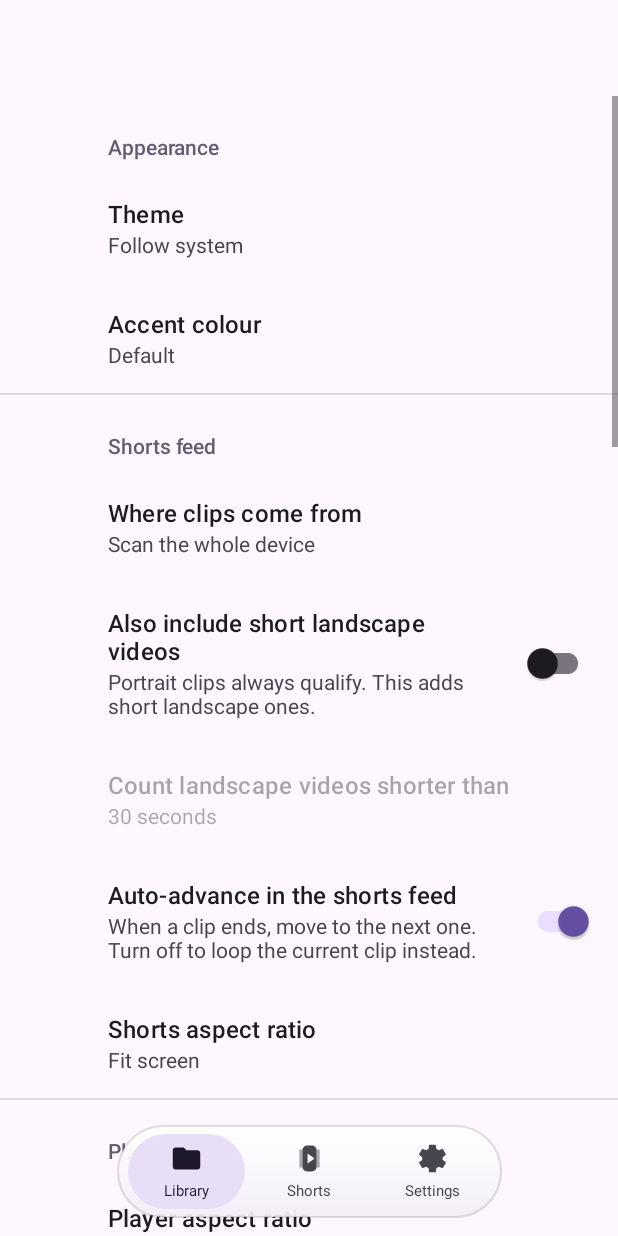
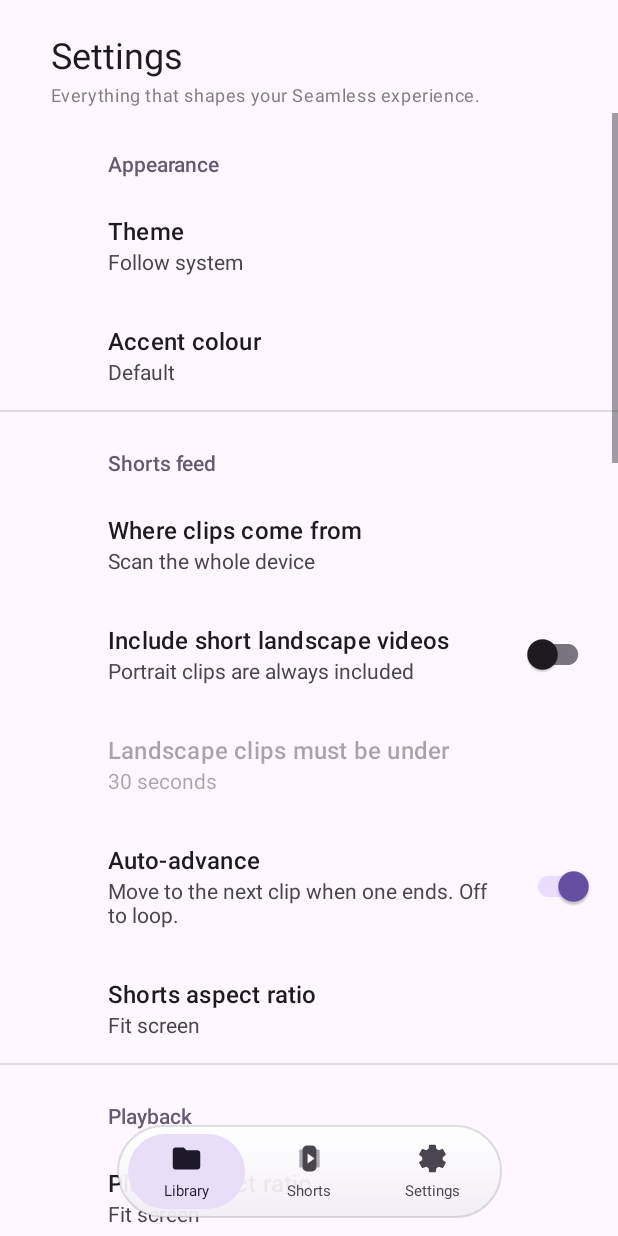
Before and after one commit to ihtesham-chowdhury/Seamless, an Android app: the fragment SettingsFragment placed in its activity, on a phone screen of 412 x 824 dp. Run offline under Robolectric (Android 15) with nearby library versions, the phone set to English and light mode, and no system bars; our stand-ins replace androidx.preference; pictures from the network do not load; 3 statements that could not run were skipped.

Commit message:
Give Settings a header, shorter words and a line between its rows
Design A, refined rather than rebuilt: the categories, their order and the
grouped cards are all as they were.

The header is two plain TextViews and not a MaterialToolbar, which is not a
style preference. A toolbar measures its title and subtitle as one vertical
group and centres that group in its own bounds, and at Material 3 sizes the
group is taller than actionBarSize, so the title is pushed off the top edge and
does not appear. That is the exact bug that ate the word "Shorts" two rounds
ago; this is the same fix.

About twenty settings lost words they did not need. "Apply certain matches at
once" is "Auto-apply exact matches". "Force portrait for other apps" is "Force
portrait outside Seamless". "Resume long videos after / Videos shorter than
this always start from the beginning. Currently 10 minutes." is "Resume
threshold / 10 minutes. Anything shorter starts from the beginning.", which is
the value first and the explanation second, like every other row. The unlock
method shows which method it is set to instead of a sentence explaining what
unlock methods are.

"Clear downloaded subtitles" deleted every one of them on a single tap with
nothing to undo it. It is "Downloaded subtitles" now -- a thing you have, with
its size -- and the deleting happens behind a question that says what will go.
The count is a plural, because "1 files" is the sort of thing that makes an
interface feel unfinished and it is free to avoid.

A hairline between rows inside a card, inset from its edges. Five settings in
one card was an unbroken slab with nothing for the eye to count by; a
full-width rule would have looked like the card had been cut into pieces.

Co-Authored-By: Claude Opus 5 <noreply@anthropic.com>

```diff
--- a/app/src/main/res/layout/fragment_settings.xml
+++ b/app/src/main/res/layout/fragment_settings.xml
@@ -1,9 +1,18 @@
 <?xml version="1.0" encoding="utf-8"?>
 <!--
-  A frame around the preference list, so this tab has a title like the other two.
+  A frame around the preference list, so this tab has a header like the other two.
 
-  PreferenceFragmentCompat builds its own view and has nowhere to put a toolbar, so the
-  fragment inflates this and drops the preference list into it underneath.
+  PreferenceFragmentCompat builds its own view and has nowhere to put one, so the fragment
+  inflates this and drops the preference list into it underneath.
+
+  Two plain TextViews rather than a MaterialToolbar, and for a reason that has already cost
+  this project a bug once: a toolbar measures its title and subtitle as one vertical group and
+  centres that group in its own bounds, and at Material 3 sizes the group is taller than
+  ?attr/actionBarSize — so the title is pushed off the top edge and simply does not appear.
+  That is what happened to the Shorts header, and this is the same shape as the fix.
+
+  The subtitle is one line on purpose. Settings is a utility screen; it needs air before the
+  first section, not a hero area.
 -->
 <LinearLayout xmlns:android="http://schemas.android.com/apk/res/android"
     android:id="@+id/settings_root"
@@ -11,9 +20,29 @@
     android:layout_height="match_parent"
     android:orientation="vertical">
 
-    <com.google.android.material.appbar.MaterialToolbar
-        android:id="@+id/toolbar"
+    <LinearLayout
         android:layout_width="match_parent"
-        android:layout_height="?attr/actionBarSize"
-        android:title="@string/tab_settings" />
+        android:layout_height="wrap_content"
+        android:orientation="vertical"
+        android:paddingStart="34dp"
+        android:paddingTop="20dp"
+        android:paddingEnd="34dp"
+        android:paddingBottom="4dp">
+
+        <TextView
+            android:id="@+id/title"
+            android:layout_width="wrap_content"
+            android:layout_height="wrap_content"
+            android:text="@string/tab_settings"
+            android:textAppearance="?attr/textAppearanceHeadlineSmall" />
+
+        <TextView
+            android:id="@+id/subtitle"
+            android:layout_width="match_parent"
+            android:layout_height="wrap_content"
+            android:layout_marginTop="2dp"
+            android:alpha="0.7"
+            android:text="@string/settings_header_subtitle"
+            android:textAppearance="?attr/textAppearanceBodySmall" />
+    </LinearLayout>
 </LinearLayout>
--- /dev/null
+++ b/app/src/main/res/values/plurals.xml
@@ -0,0 +1,14 @@
+<?xml version="1.0" encoding="utf-8"?>
+<!--
+  Counts that are shown to the user rather than only logged.
+
+  "1 files" is the sort of thing that makes an interface feel unfinished, and it is free to
+  avoid. Only counts that actually appear on screen live here; a number in a diagnostic can
+  stay a number.
+-->
+<resources>
+    <plurals name="settings_subtitle_clear_summary">
+        <item quantity="one">%1$d file · %2$s</item>
+        <item quantity="other">%1$d files · %2$s</item>
+    </plurals>
+</resources>
--- a/app/src/main/res/values/strings.xml
+++ b/app/src/main/res/values/strings.xml
@@ -39,6 +39,7 @@
     <string name="speed_boost">2x</string>
 
     <!-- appearance -->
+    <string name="settings_header_subtitle">Everything that shapes your Seamless experience.</string>
     <string name="settings_appearance">Appearance</string>
     <string name="settings_theme_title">Theme</string>
     <string name="settings_accent_title">Accent colour</string>
@@ -55,12 +56,12 @@
     <string name="accent_pink">Pink</string>
 
     <string name="settings_playback">Playback</string>
-    <string name="settings_resume_title">Resume long videos after</string>
-    <string name="settings_resume_summary">Videos shorter than this always start from the beginning. Currently %1$d minutes.</string>
+    <string name="settings_resume_title">Resume threshold</string>
+    <string name="settings_resume_summary">%1$d minutes. Anything shorter starts from the beginning.</string>
     <string name="settings_orientation_title">Screen orientation</string>
-    <string name="settings_autoadvance_title">Auto-advance in the shorts feed</string>
-    <string name="settings_autoadvance_summary">When a clip ends, move to the next one. Turn off to loop the current clip instead.</string>
-    <string name="settings_clear_resume">Clear all saved positions</string>
+    <string name="settings_autoadvance_title">Auto-advance</string>
+    <string name="settings_autoadvance_summary">Move to the next clip when one ends. Off to loop.</string>
+    <string name="settings_clear_resume">Clear saved positions</string>
     <string name="settings_clear_resume_done">Saved positions cleared</string>
 
     <!-- lock -->
@@ -69,7 +70,6 @@
     <string name="lock_hint_corners">Locked. Tap the four corners, clockwise from the top left.</string>
     <string name="lock_hint_corners_progress">Locked. %1$d of 4 corners.</string>
     <string name="settings_unlock_title">Unlock method</string>
-    <string name="settings_unlock_summary">How to release the screen lock inside a video.</string>
 
     <!-- resize -->
     <string name="resize_mode">Aspect ratio</string>
@@ -113,7 +113,7 @@
     <string name="cover_pick_title">Thumbnail for %1$s</string>
     <string name="cover_use_default">Use first video</string>
     <string name="settings_hidden_folders_title">Hidden folders</string>
-    <string name="settings_hidden_folders_summary">%1$d hidden. Tap to manage.</string>
+    <string name="settings_hidden_folders_summary">%1$d hidden</string>
     <string name="no_hidden_folders">Nothing is hidden. Long press a folder in the library to hide it.</string>
     <string name="unhide_all">Unhide all</string>
 
@@ -161,7 +161,7 @@
     <!-- gestures / external playback -->
     <string name="settings_shorts">Shorts feed</string>
     <string name="settings_shorts_source_title">Where clips come from</string>
-    <string name="settings_shorts_landscape_summary">Portrait clips always qualify. This adds short landscape ones.</string>
+    <string name="settings_shorts_landscape_summary">Portrait clips are always included</string>
     <string name="minutes_1">1 minute</string>
     <string name="minutes_5">5 minutes</string>
     <string name="minutes_10">10 minutes</string>
@@ -182,7 +182,7 @@
     <string name="tip_player">Drag up and down for brightness and volume. Drag down from the top to close. Hold for 2x.</string>
 
     <string name="settings_help_title">Gestures and tips</string>
-    <string name="settings_help_summary">Everything the player can do, and how to reach it.</string>
+    <string name="settings_help_summary">Everything the player can do, and how to reach it</string>
     <string name="settings_reset_tips">Show first-run tips again</string>
     <string name="settings_reset_tips_done">Tips will appear again</string>
     <string name="settings_version_title">Version</string>
@@ -198,15 +198,15 @@
 
     <string name="settings_gestures">Gestures</string>
     <string name="settings_swipe_close_title">Swipe down to close</string>
-    <string name="settings_swipe_close_summary">Drag down anywhere on the video to leave the player.</string>
-    <string name="settings_external_portrait_title">Force portrait for other apps</string>
-    <string name="settings_external_portrait_summary">When a video is opened from a gallery or file manager, keep the screen upright instead of following the video.</string>
+    <string name="settings_swipe_close_summary">Drag down on the video to exit</string>
+    <string name="settings_external_portrait_title">Force portrait outside Seamless</string>
+    <string name="settings_external_portrait_summary">Keep the screen upright for videos opened from other apps</string>
 
     <!-- shorts sources -->
     <string name="shorts_source_folders">Play from folders I pick</string>
     <string name="shorts_source_device">Scan the whole device</string>
-    <string name="shorts_filter_landscape">Also include short landscape videos</string>
-    <string name="shorts_max_length_title">Count landscape videos shorter than</string>
+    <string name="shorts_filter_landscape">Include short landscape videos</string>
+    <string name="shorts_max_length_title">Landscape clips must be under</string>
 
     <!-- file operations -->
     <string name="action_rename">Rename</string>
@@ -218,10 +218,10 @@
 
     <!-- locking -->
     <string name="settings_privacy">Privacy</string>
-    <string name="settings_app_lock_title">Lock the app</string>
-    <string name="settings_app_lock_summary">Ask for your fingerprint, face or device PIN when the app opens.</string>
+    <string name="settings_app_lock_title">App lock</string>
+    <string name="settings_app_lock_summary">Require fingerprint, face or device PIN to open Seamless</string>
     <string name="settings_locked_folders_title">Locked folders</string>
-    <string name="settings_locked_folders_summary">%1$d locked. Tap to manage.</string>
+    <string name="settings_locked_folders_summary">%1$d locked</string>
     <string name="no_locked_folders">No folders are locked. Long press a folder in the library to lock it.</string>
     <string name="unlock_all">Unlock all</string>
     <string name="action_lock_folder">Lock or unlock</string>
@@ -337,8 +337,8 @@ Picking the folder yourself grants access to it, which gets around that restrict
     <!-- Settings. -->
     <string name="settings_subtitles">Subtitles</string>
     <string name="settings_subtitle_language_title">Preferred language</string>
-    <string name="settings_subtitle_online_title">Look up subtitles online</string>
-    <string name="settings_subtitle_online_summary">Off by default. Nothing leaves the device until you tap Find subtitles on a video.</string>
+    <string name="settings_subtitle_online_title">Online subtitle lookup</string>
+    <string name="settings_subtitle_online_summary">Nothing leaves this device until you tap Find subtitles</string>
     <string name="settings_subtitle_key_title">OpenSubtitles API key</string>
     <string name="settings_subtitle_key_missing">Not set — online search is unavailable</string>
     <string name="settings_subtitle_key_present">Set</string>
@@ -348,12 +348,13 @@ Picking the folder yourself grants access to it, which gets around that restrict
     <string name="settings_subtitle_account_message">Only sent to OpenSubtitles’ sign-in, and only to raise the download limit. Leave both blank to stay anonymous.</string>
     <string name="settings_subtitle_username">Username</string>
     <string name="settings_subtitle_password">Password</string>
-    <string name="settings_subtitle_auto_title">Apply certain matches at once</string>
-    <string name="settings_subtitle_auto_summary">When the file’s own fingerprint matches an upload, use it without asking</string>
-    <string name="settings_subtitle_beside_title">Save beside the video</string>
-    <string name="settings_subtitle_beside_summary">Where you have shared the folder with Seamless, so other players find them too</string>
-    <string name="settings_subtitle_clear">Clear downloaded subtitles</string>
-    <string name="settings_subtitle_clear_summary">%1$d file(s), %2$s</string>
+    <string name="settings_subtitle_auto_title">Auto-apply exact matches</string>
+    <string name="settings_subtitle_auto_summary">Use a subtitle without asking when the file’s fingerprint matches</string>
+    <string name="settings_subtitle_beside_title">Save subtitles beside videos</string>
+    <string name="settings_subtitle_beside_summary">Other players can find them too, where you have shared the folder</string>
+    <string name="settings_subtitle_clear">Downloaded subtitles</string>
+    <string name="settings_subtitle_clear_action">Clear downloaded subtitles</string>
+    <string name="settings_subtitle_clear_confirm">Every subtitle Seamless has downloaded will be deleted. Videos with a subtitle beside them in a folder keep it.</string>
     <string name="settings_subtitle_clear_none">Nothing downloaded yet</string>
     <string name="settings_subtitle_clear_done">Downloaded subtitles removed</string>
 
--- a/app/src/main/res/xml/settings.xml
+++ b/app/src/main/res/xml/settings.xml
@@ -226,8 +226,8 @@
             android:entryValues="@array/unlock_values"
             android:key="unlock_method"
             android:layout="@layout/pref_row_bottom"
-            android:summary="@string/settings_unlock_summary"
-            android:title="@string/settings_unlock_title" />
+            android:title="@string/settings_unlock_title"
+            app:useSimpleSummaryProvider="true" />
     </PreferenceCategory>
 
     <PreferenceCategory
```
Also changed, not shown: app/src/main/java/com/seamless/player/ui/settings/SettingsFragment.kt (+25 -5 lines), app/src/main/res/drawable/pref_group_bottom.xml (+25 -4 lines), app/src/main/res/drawable/pref_group_middle.xml (+25 -4 lines), 3 other files.
